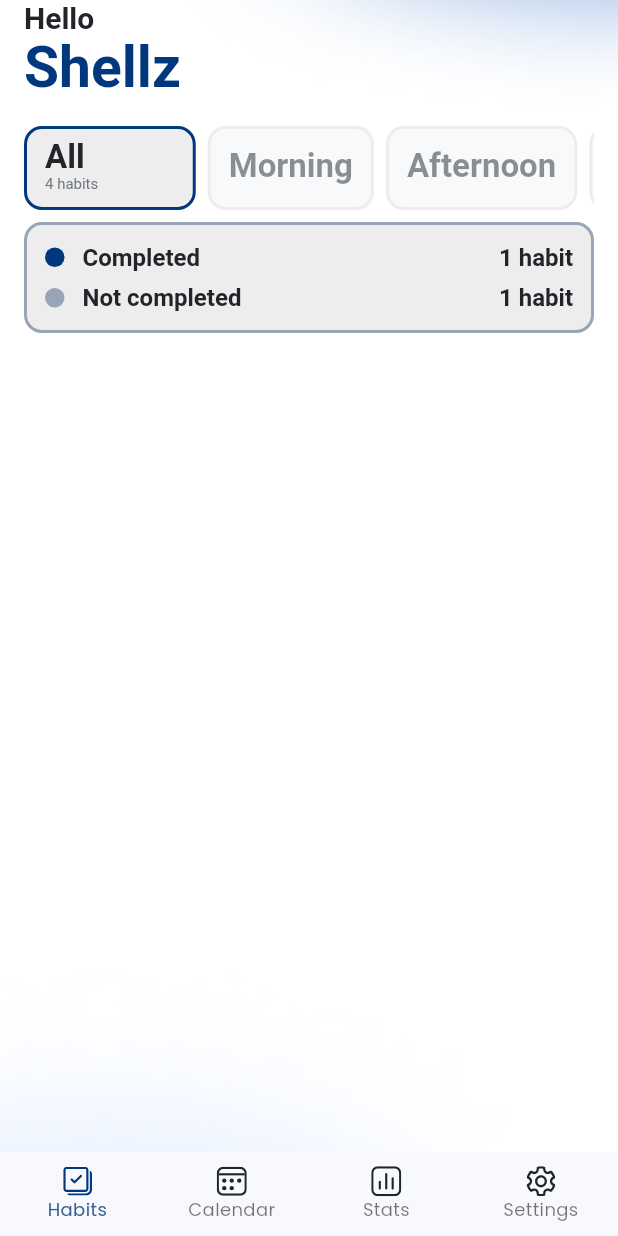
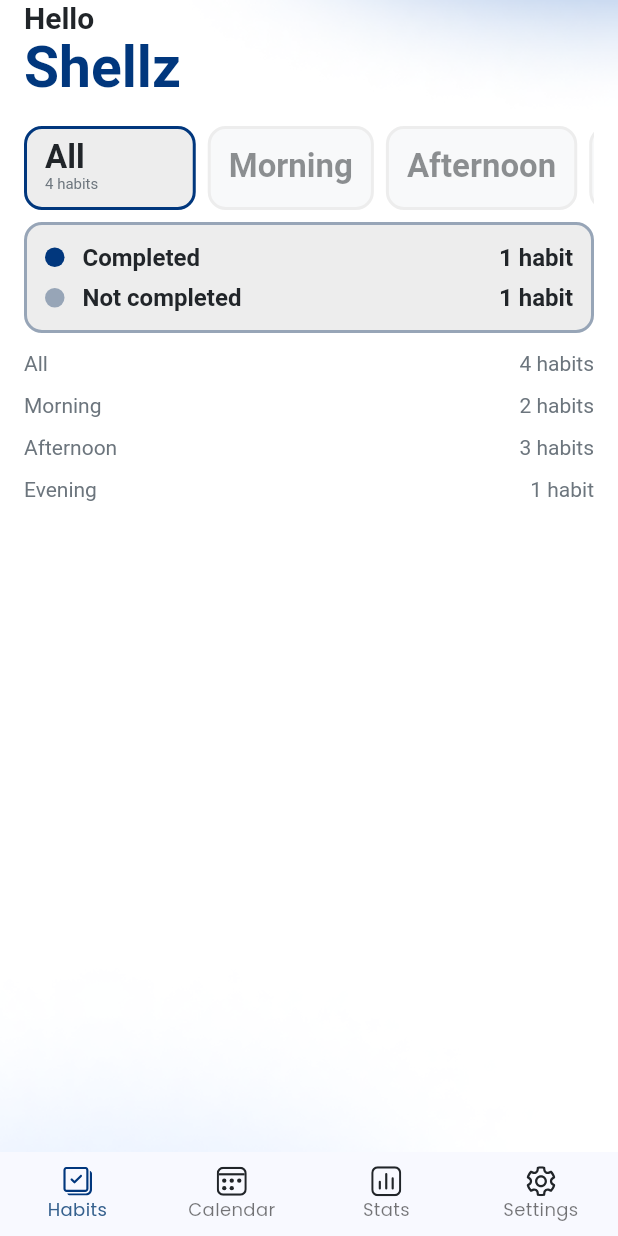
Before and after one commit to ashellz/habitt_v2, a Flutter app: the screen it shows after launch, on a phone screen of 412 x 824 dp. Run offline on Flutter 3.47's test engine with Material 3 defaults, Android fonts, the phone set to English and light mode, and no system bars; our stand-ins replace flutter_svg; generated files the repository leaves out were written again.

Commit message:
Implemented category widgets

```diff
--- a/lib/pages/main pages/habits_page.dart
+++ b/lib/pages/main pages/habits_page.dart
@@ -1,8 +1,13 @@
 import 'package:flutter/material.dart';
+import 'package:habitt/models/category.dart';
+import 'package:habitt/providers/category_provider.dart';
+import 'package:habitt/providers/color_provider.dart';
 import 'package:habitt/widgets/gradient_background.dart';
 import 'package:habitt/widgets/habits_page/categories/categories_list.dart';
 import 'package:habitt/widgets/habits_page/greeting.dart';
 import 'package:habitt/widgets/habits_page/habits_completed/habits_completed_widget.dart';
+import 'package:provider/provider.dart';
+import 'package:flutter_gen/gen_l10n/app_localizations.dart';
 
 class HabitsPage extends StatefulWidget {
   const HabitsPage({super.key});
@@ -22,7 +27,12 @@ class _HabitsPageState extends State<HabitsPage> {
             padding: const EdgeInsets.symmetric(horizontal: 16.0),
             child: ListView(
               physics: BouncingScrollPhysics(),
-              children: [Greeting(), CategoriesList(), HabitsCompletedWidget()],
+              children: [
+                Greeting(),
+                CategoriesList(),
+                HabitsCompletedWidget(),
+                Habits(),
+              ],
             ),
           ),
         ),
@@ -30,3 +40,59 @@ class _HabitsPageState extends State<HabitsPage> {
     );
   }
 }
+
+class Habits extends StatelessWidget {
+  const Habits({super.key});
+
+  @override
+  Widget build(BuildContext context) {
+    final categoryProvider = context.watch<CategoryProvider>();
+
+    return Column(
+      children: [
+        for (final category in categoryProvider.categories)
+          Padding(
+            padding: EdgeInsets.only(top: 12),
+            child: HabitCategory(category: category),
+          ),
+      ],
+    );
+  }
+}
+
+class HabitCategory extends StatelessWidget {
+  const HabitCategory({super.key, required this.category});
+
+  final Category category;
+
+  @override
+  Widget build(BuildContext context) {
+    return Column(children: [HabitCategoryTitle(category: category)]);
+  }
+}
+
+class HabitCategoryTitle extends StatelessWidget {
+  const HabitCategoryTitle({super.key, required this.category});
+
+  final Category category;
+
+  @override
+  Widget build(BuildContext context) {
+    final colorProvider = context.watch<ColorProvider>();
+    final localizations = AppLocalizations.of(context)!;
+
+    return Row(
+      mainAxisAlignment: MainAxisAlignment.spaceBetween,
+      children: [
+        Text(
+          category.name,
+          style: TextStyle(color: colorProvider.mutedTextColor),
+        ),
+        Text(
+          "${category.habits} ${category.habits == 1 ? localizations.habit : localizations.habits}",
+          style: TextStyle(color: colorProvider.mutedTextColor),
+        ),
+      ],
+    );
+  }
+}
--- a/lib/providers/color_provider.dart
+++ b/lib/providers/color_provider.dart
@@ -3,6 +3,7 @@ import 'package:habitt/models/custom_color_scheme.dart';
 
 class ColorProvider extends ChangeNotifier {
   Color textColor = Color(0xFF212529);
+  Color mutedTextColor = Color(0xFF6C757D);
 
   CustomColorScheme colorScheme = CustomColorScheme(
     disabledColor: Color(0xFFF8F9FA),
--- a/lib/widgets/habits_page/categories/select_category_widget.dart
+++ b/lib/widgets/habits_page/categories/select_category_widget.dart
@@ -69,7 +69,7 @@ class SelectCategoryWidget extends StatelessWidget {
                 child:
                     isSelected
                         ? Text(
-                          "${category.habits} ${localizations.habits}",
+                          "${category.habits} ${category.habits == 1 ? localizations.habit : localizations.habits}",
                           style: const TextStyle(
                             fontSize: 10,
                             color: Color(0xFF6C757D),
```
